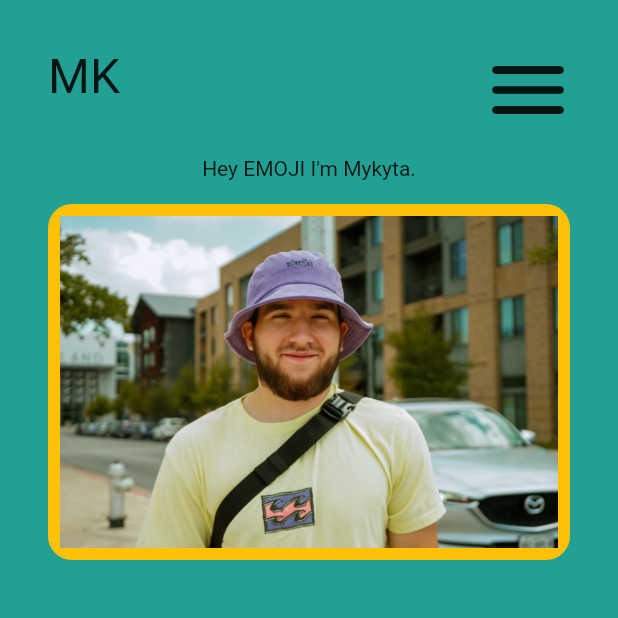
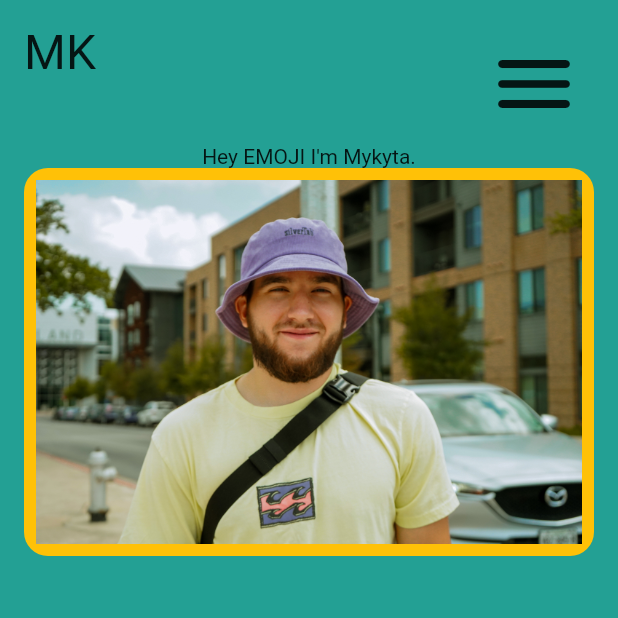
Before and after one commit to mykyta-kovalenko/flutter_web_portfolio, a Flutter app: the screen it shows after launch, on a phone screen of 412 x 824 dp, the top half of it. Run offline on Flutter 3.47's test engine with Material 2 defaults, Android fonts, the phone set to English and light mode, and no system bars; our stand-ins replace auto_route, responsive_framework.

Commit message:
move folders

```diff
--- a/lib/gen/app_router.dart
+++ b/lib/gen/app_router.dart
@@ -1,6 +1,6 @@
 import 'package:auto_route/auto_route.dart';
 
-import '../pages/home_page.dart';
+import '../ui/pages/home_page.dart';
 
 part 'app_router.gr.dart';
 
--- a/lib/pages/home_page.dart
+++ b/lib/ui/pages/home_page.dart
@@ -1,8 +1,8 @@
 import 'package:auto_route/auto_route.dart';
 import 'package:flutter/material.dart';
-import 'package:flutter_web_portfolio/views/greeting_block.dart';
+import 'package:flutter_web_portfolio/ui/views/greeting_block.dart';
 
-import '../utils/build_context_ext.dart';
+import '../../utils/build_context_ext.dart';
 
 @RoutePage()
 class HomePage extends StatefulWidget {
--- a/lib/views/greeting_block.dart
+++ b/lib/ui/views/greeting_block.dart
@@ -1,7 +1,7 @@
 import 'package:flutter/material.dart';
 import 'package:flutter_web_portfolio/utils/build_context_ext.dart';
 
-import '../gen/assets.gen.dart';
+import '../../gen/assets.gen.dart';
 import 'nav_menu_item.dart';
 
 abstract class GreetingBlockMenuDelegate {
@@ -25,6 +25,7 @@ class GreetingBlock extends StatelessWidget {
   }
 }
 
+// Non-mobile greeting block, includes desktop and tablet.
 class _NonMobileGreeting extends StatelessWidget {
   const _NonMobileGreeting();
 
@@ -50,9 +51,7 @@ class _MobileGreeting extends StatelessWidget {
           backgroundColor: Colors.transparent,
           shape: const RoundedRectangleBorder(borderRadius: BorderRadius.zero),
           insetPadding: EdgeInsets.zero,
-          child: _MobileMenuPopup(
-            menuDelegate: menuDelegate,
-          ),
+          child: _MobileMenuPopup(menuDelegate: menuDelegate),
         );
       },
     );
@@ -64,9 +63,7 @@ class _MobileGreeting extends StatelessWidget {
       children: [
         _buildMenuRow(context),
         Text(context.strings.heyImMykyta),
-        Padding(
-          padding: const EdgeInsets.all(16),
-          child: ClipRRect(
+        ClipRRect(
           borderRadius: BorderRadius.circular(16),
           child: Container(
             decoration: BoxDecoration(
@@ -75,7 +72,6 @@ class _MobileGreeting extends StatelessWidget {
             child: Image.asset(
               Assets.img4102.path,
               fit: BoxFit.cover,
-              ),
             ),
           ),
         ),
@@ -88,26 +84,21 @@ class _MobileGreeting extends StatelessWidget {
       mainAxisAlignment: MainAxisAlignment.spaceBetween,
       crossAxisAlignment: CrossAxisAlignment.start,
       children: [
-        const Padding(
-          padding: EdgeInsets.all(16),
-          child: Text(
+        const Text(
           'MK',
           style: TextStyle(fontSize: 32),
         ),
-        ),
-        Padding(
-          padding: const EdgeInsets.all(4),
-          child: IconButton(
+        IconButton(
           icon: const Icon(Icons.menu_rounded),
           iconSize: 64,
           onPressed: () => showMenuPopup(context),
-          ),
         ),
       ],
     );
   }
 }
 
+//TODO: Extract to separate file.
 class _MobileMenuPopup extends StatelessWidget {
   const _MobileMenuPopup({required this.menuDelegate});
 
```
Also changed, not shown: lib/ui/views/nav_menu_item.dart (renamed from lib/views/nav_menu_item.dart). Lines whose indentation alone changed are shown as unchanged.
